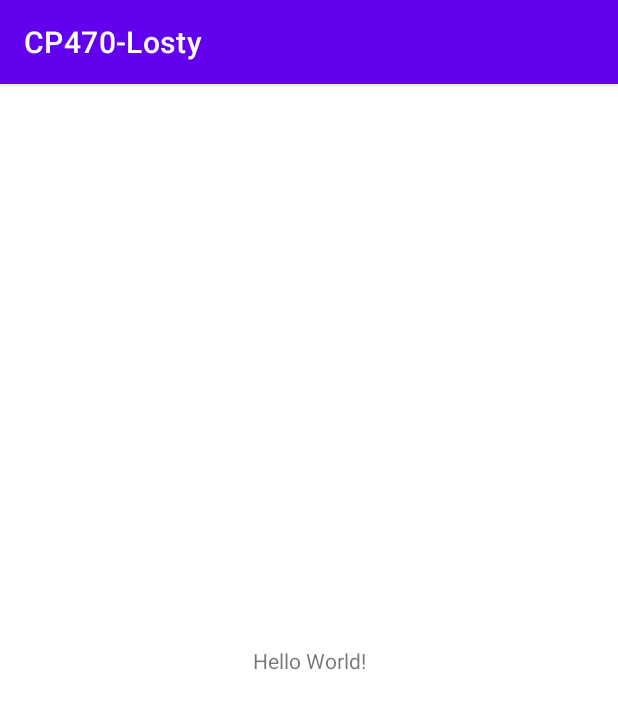
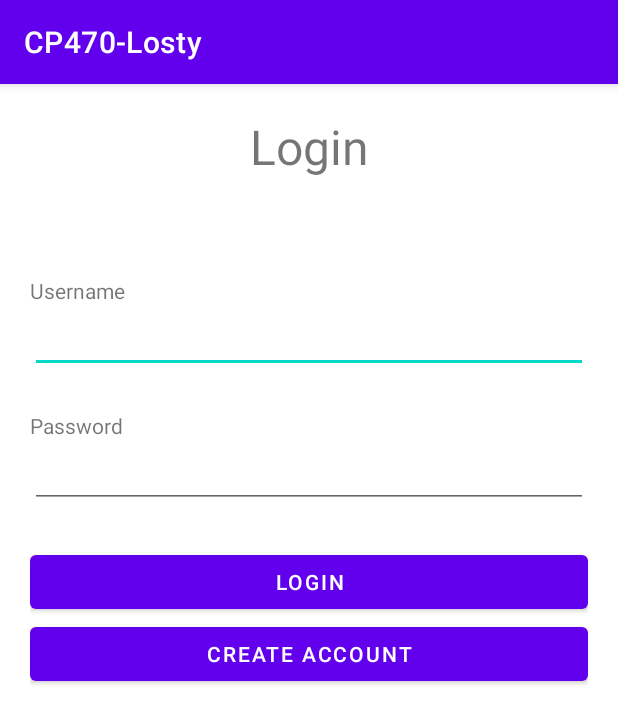
Before and after one commit to MatthewFraser22/CP470-Losty, an Android app: the screen it shows after launch (MainActivity before the commit, Login after it), on a phone screen of 412 x 824 dp. Shown: the top 723 px of the screen. Run offline under Robolectric (Android 15) with nearby library versions, the phone set to English and light mode, and no system bars.

Commit message:
account creation completed (#2)
* account creation completed

* login completed

```diff
--- /dev/null
+++ b/app/src/main/java/com/matthewfraser/cp470_losty/DBHandler.java
@@ -0,0 +1,94 @@
+package com.matthewfraser.cp470_losty;
+
+import android.content.ContentValues;
+import android.content.Context;
+import android.database.Cursor;
+import android.database.sqlite.SQLiteConstraintException;
+import android.database.sqlite.SQLiteDatabase;
+import android.database.sqlite.SQLiteOpenHelper;
+
+import java.sql.SQLException;
+import java.util.ArrayList;
+
+public class DBHandler extends SQLiteOpenHelper {
+
+    private static final String DB_NAME = "accountDB";
+
+    private static final int DB_VERSION = 1;
+
+    private static final String TABLE_NAME = "accounts";
+    private static final String ID_COL = "id";
+    private static final String NAME_COL = "name";
+    private static final String EMAIL_COL = "email";
+    private static final String USERNAME_COL = "username";
+    private static final String PASSWORD_COL = "password";
+
+
+    public DBHandler(Context context) {
+        super(context, DB_NAME, null, DB_VERSION);
+    }
+
+    @Override
+    public void onCreate(SQLiteDatabase db) {
+        String query = "CREATE TABLE " + TABLE_NAME + " ("
+                + ID_COL + " INTEGER PRIMARY KEY AUTOINCREMENT, "
+                + NAME_COL + " TEXT,"
+                + EMAIL_COL + " TEXT,"
+                + USERNAME_COL + " TEXT UNIQUE,"
+                + PASSWORD_COL + " TEXT)";
+
+        db.execSQL(query);
+    }
+
+    public boolean addNewAccount(String name, String email, String username, String password) {
+
+        SQLiteDatabase db = this.getWritableDatabase();
+
+        ContentValues values = new ContentValues();
+
+        values.put(NAME_COL, name);
+        values.put(EMAIL_COL, email);
+        values.put(USERNAME_COL, username);
+        values.put(PASSWORD_COL, password);
+
+        try {
+            db.insertOrThrow(TABLE_NAME, null, values);
+            System.out.println("dfhakfkajhgfdlajgas;'gjas;lgjm;agjlm;lg");
+        } catch (Throwable ex) {
+            System.out.println(ex);
+            db.close();
+            return false;
+        }
+
+        db.close();
+        return true;
+    }
+
+
+    public ArrayList<AccountModel> readAccounts() {
+
+        SQLiteDatabase db = this.getReadableDatabase();
+
+        Cursor cursorAccounts = db.rawQuery("SELECT * FROM " + TABLE_NAME, null);
+
+        ArrayList<AccountModel> accountModalArrayList = new ArrayList<>();
+
+        if (cursorAccounts.moveToFirst()) {
+            do {
+                accountModalArrayList.add(new AccountModel(cursorAccounts.getString(1),
+                        cursorAccounts.getString(2),
+                        cursorAccounts.getString(3),
+                        cursorAccounts.getString(4)));
+            } while (cursorAccounts.moveToNext());
+        }
+        cursorAccounts.close();
+        return accountModalArrayList;
+    }
+
+    @Override
+    public void onUpgrade(SQLiteDatabase db, int oldVersion, int newVersion) {
+        // this method is called to check if the table exists already.
+        db.execSQL("DROP TABLE IF EXISTS " + TABLE_NAME);
+        onCreate(db);
+    }
+}
--- /dev/null
+++ b/app/src/main/java/com/matthewfraser/cp470_losty/Login.java
@@ -0,0 +1,65 @@
+package com.matthewfraser.cp470_losty;
+
+import androidx.appcompat.app.AppCompatActivity;
+
+import android.content.Intent;
+import android.os.Bundle;
+import android.view.View;
+import android.widget.Button;
+import android.widget.EditText;
+
+import java.util.ArrayList;
+
+public class Login extends AppCompatActivity {
+    private Button createAccount;
+    private Button login;
+    private EditText editUsername;
+    private EditText editPassword;
+
+    @Override
+    protected void onCreate(Bundle savedInstanceState) {
+        super.onCreate(savedInstanceState);
+        setContentView(R.layout.activity_login);
+        editUsername = (EditText)findViewById(R.id.enterLoginUsername);
+        editPassword = (EditText)findViewById(R.id.enterLoginPassword);
+        createAccount = (Button)findViewById(R.id.accountCreationButton);
+        login = (Button)findViewById(R.id.loginButton);
+
+
+        DBHandler db = new DBHandler(Login.this);
+
+        ArrayList<AccountModel> accounts = db.readAccounts();
+
+        for(int i = 0; i < accounts.size(); i++) {
+            System.out.println(accounts.get(i).getUsername());
+        }
+
+
+        login.setOnClickListener(new View.OnClickListener() {
+            @Override
+            public void onClick(View view) {
+                String username = editUsername.getText().toString();
+                String password = editPassword.getText().toString();
+                for(int i = 0; i < accounts.size(); i++) {
+                    if(accounts.get(i).getUsername().equals(username)) {
+                        if(accounts.get(i).getPassword().equals(password)) {
+                            Intent intent = new Intent(Login.this, TestActivity.class);
+                            startActivity(intent);
+                        }
+                    }
+                }
+
+            }
+        });
+
+
+        createAccount.setOnClickListener(new View.OnClickListener() {
+            @Override
+            public void onClick(View view) {
+                Intent intent = new Intent(Login.this, AccountCreation.class);
+                startActivity(intent);
+            }
+        });
+
+    }
+}
--- a/app/src/main/java/com/matthewfraser/cp470_losty/MainActivity.java
+++ b/app/src/main/java/com/matthewfraser/cp470_losty/TestActivity.java
@@ -2,16 +2,13 @@ package com.matthewfraser.cp470_losty;
 
 import androidx.appcompat.app.AppCompatActivity;
 
-import android.content.Intent;
 import android.os.Bundle;
 
-public class MainActivity extends AppCompatActivity {
+public class TestActivity extends AppCompatActivity {
 
     @Override
     protected void onCreate(Bundle savedInstanceState) {
         super.onCreate(savedInstanceState);
-        setContentView(R.layout.activity_main);
-
+        setContentView(R.layout.activity_test);
     }
-
 }
--- /dev/null
+++ b/app/src/main/res/layout/activity_login.xml
@@ -0,0 +1,78 @@
+<?xml version="1.0" encoding="utf-8"?>
+<androidx.constraintlayout.widget.ConstraintLayout xmlns:android="http://schemas.android.com/apk/res/android"
+    xmlns:app="http://schemas.android.com/apk/res-auto"
+    xmlns:tools="http://schemas.android.com/tools"
+    android:layout_width="match_parent"
+    android:layout_height="match_parent"
+    android:layout_marginRight="20dp"
+    android:layout_marginLeft="20dp"
+    android:layout_marginTop="20dp"
+    tools:context=".Login">
+
+    <LinearLayout
+        android:layout_width="match_parent"
+        android:layout_height="match_parent"
+        android:orientation="vertical"
+        tools:layout_editor_absoluteX="1dp"
+        tools:layout_editor_absoluteY="1dp">
+
+
+        <TextView
+            android:id="@+id/loginTitle"
+            android:layout_width="match_parent"
+            android:layout_height="wrap_content"
+            android:textSize="32dp"
+            android:gravity="center"
+            android:paddingBottom="20dp"
+            android:text="@string/login_title" />
+
+        <TextView
+            android:id="@+id/testData"
+            android:layout_width="match_parent"
+            android:layout_height="wrap_content"/>
+
+        <TextView
+            android:id="@+id/loginUsername"
+            android:layout_width="match_parent"
+            android:layout_height="wrap_content"
+            android:paddingTop="25dp"
+            android:text="@string/account_username" />
+
+        <EditText
+            android:id="@+id/enterLoginUsername"
+            android:layout_width="match_parent"
+            android:layout_height="wrap_content"
+            android:inputType="text" />
+
+        <TextView
+            android:id="@+id/loginPassword"
+            android:layout_width="match_parent"
+            android:layout_height="wrap_content"
+            android:paddingTop="25dp"
+            android:text="@string/account_password" />
+
+        <EditText
+            android:id="@+id/enterLoginPassword"
+            android:layout_width="match_parent"
+            android:layout_height="wrap_content"
+            android:inputType="textPassword" />
+
+        <Button
+            android:id="@+id/loginButton"
+            android:layout_width="match_parent"
+            android:layout_height="wrap_content"
+            android:layout_marginTop="25dp"
+            android:text="@string/login_button" />
+
+        <Button
+            android:id="@+id/accountCreationButton"
+            android:layout_width="match_parent"
+            android:layout_height="wrap_content"
+            android:text="@string/account_create_button" />
+
+    </LinearLayout>
+
+
+
+
+</androidx.constraintlayout.widget.ConstraintLayout>
--- a/app/src/main/res/layout/activity_main.xml
+++ /dev/null
@@ -1,18 +0,0 @@
-<?xml version="1.0" encoding="utf-8"?>
-<androidx.constraintlayout.widget.ConstraintLayout xmlns:android="http://schemas.android.com/apk/res/android"
-    xmlns:app="http://schemas.android.com/apk/res-auto"
-    xmlns:tools="http://schemas.android.com/tools"
-    android:layout_width="match_parent"
-    android:layout_height="match_parent"
-    tools:context=".MainActivity">
-
-    <TextView
-        android:layout_width="wrap_content"
-        android:layout_height="wrap_content"
-        android:text="Hello World!"
-        app:layout_constraintBottom_toBottomOf="parent"
-        app:layout_constraintEnd_toEndOf="parent"
-        app:layout_constraintStart_toStartOf="parent"
-        app:layout_constraintTop_toTopOf="parent" />
-
-</androidx.constraintlayout.widget.ConstraintLayout>
--- a/app/src/main/res/values/strings.xml
+++ b/app/src/main/res/values/strings.xml
@@ -1,5 +1,14 @@
 <resources>
     <string name="app_name">CP470-Losty</string>
+    <string name="account_creation_title">Account Creation</string>
+    <string name="account_name">Name</string>
+    <string name="account_email">Email</string>
+    <string name="account_username">Username</string>
+    <string name="account_password">Password</string>
+    <string name="account_create_button">Create Account</string>
+    <string name="login_title">Login</string>
+    <string name="login_button">Login</string>
+
     <string name="lost_post_title">Lost an item ? Post it here.</string>
     <string name="item_name">item name</string>
     <string name="item_brand">item brand</string>
```
Also changed, not shown: app/src/main/AndroidManifest.xml (+15 -1 lines), app/src/main/java/com/matthewfraser/cp470_losty/AccountCreation.java (added, +76 -0 lines), app/src/main/java/com/matthewfraser/cp470_losty/AccountModel.java (added, +57 -0 lines), app/src/main/res/layout/activity_account_creation.xml (added, +89 -0 lines), app/src/main/res/layout/activity_test.xml (added, +27 -0 lines).
